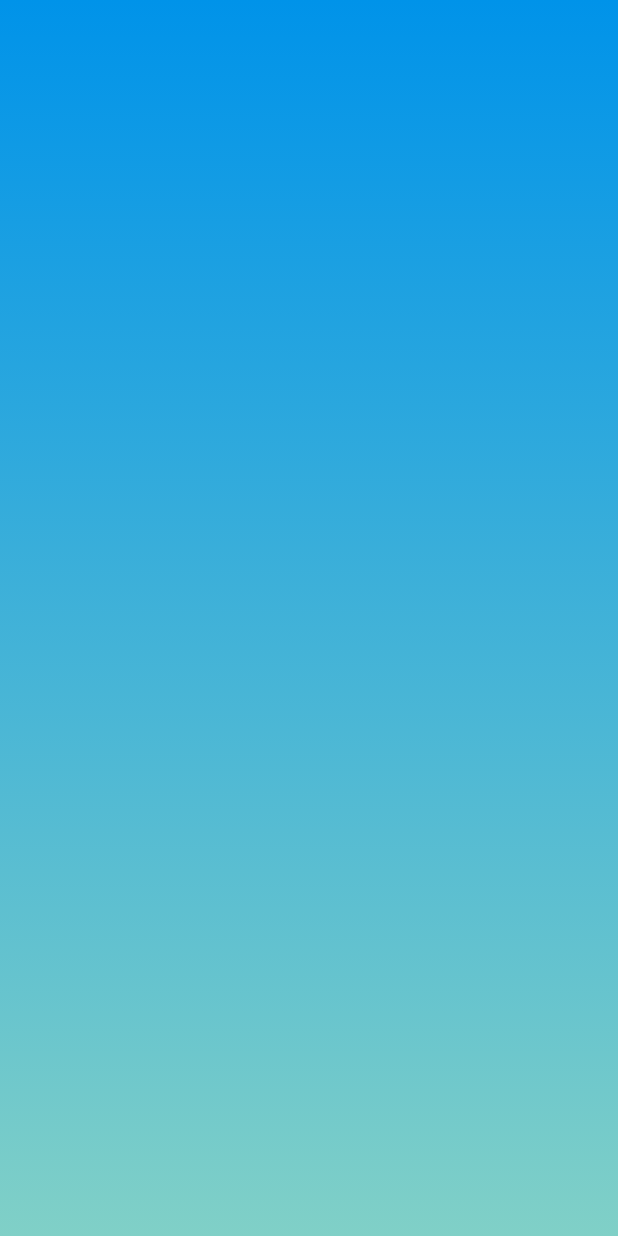
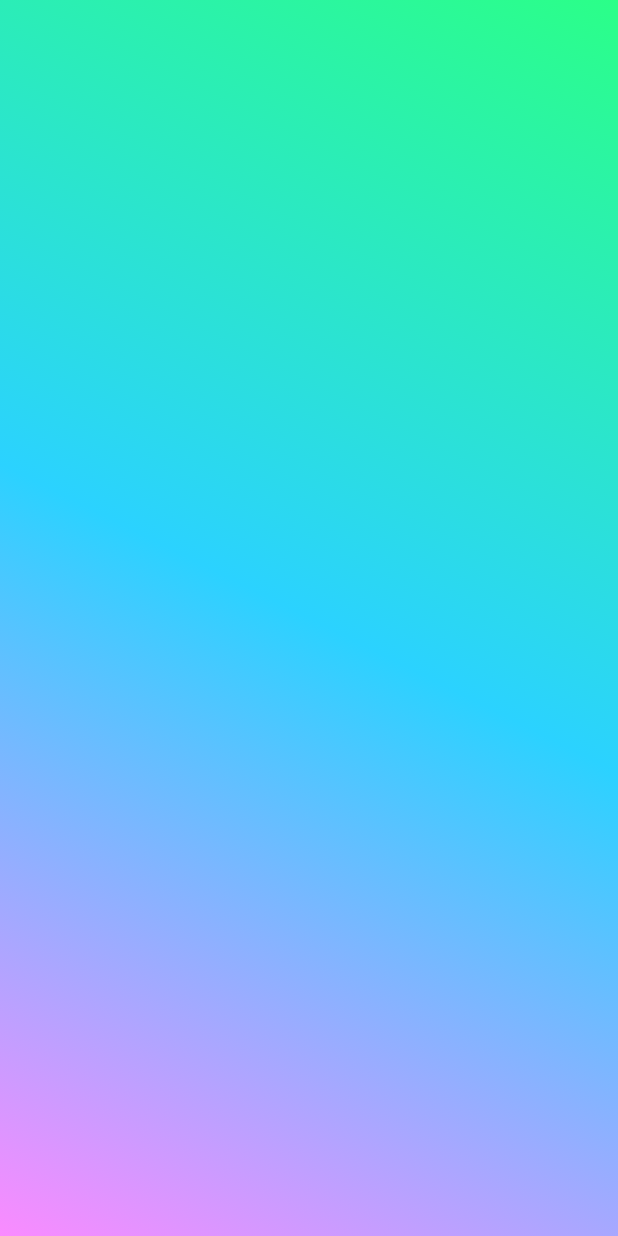
Before and after one commit to okifirsyah404/tugas_workshop_aplikasi_mobile_framework, a Flutter app: the screen it shows after launch, on a phone screen of 412 x 824 dp. Run offline on Flutter 3.47's test engine with Material 2 defaults, Android fonts, the phone set to English and light mode, and no system bars.

Commit message:
Update main.dart

```diff
--- a/lib/main.dart
+++ b/lib/main.dart
@@ -19,11 +19,12 @@ class _MainAppState extends State<MainApp> {
         body: Container(
           decoration: const BoxDecoration(
             gradient: LinearGradient(
-              begin: Alignment.topCenter,
-              end: Alignment.bottomCenter,
+              begin: Alignment.topRight,
+              end: Alignment.bottomLeft,
               colors: [
-                Color(0xFF0093E9),
-                Color(0xFF80D0C7),
+                Color(0xFF2BFF88),
+                Color(0xFF2BD2FF),
+                Color(0xFFFA8BFF),
               ],
               tileMode: TileMode.mirror,
             ),
```
